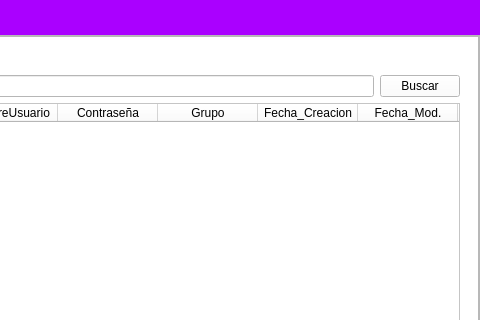
Above: ui/menu.ui from LeandroMuzalski1843/Final_Practicas_II before the change; both pictures show x 363 to 843 and y 0 to 320 of the 843 by 624 pixel window. Below: the same form after it.
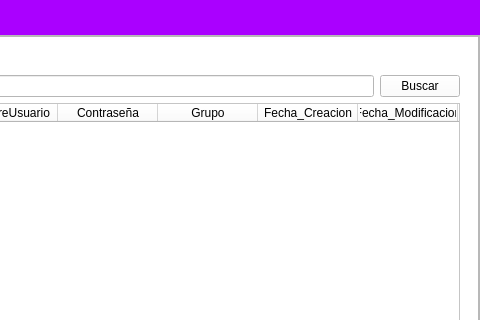
That is the form after the change. Icons and pictures are not drawn.

Patch:
```diff
--- a/ui/menu.ui
+++ b/ui/menu.ui
@@ -733,7 +733,7 @@
                       </column>
                       <column>
                        <property name="text">
-                        <string>Fecha_Mod.</string>
+                        <string>Fecha_Modificacion</string>
                        </property>
                       </column>
                       <column>
```
